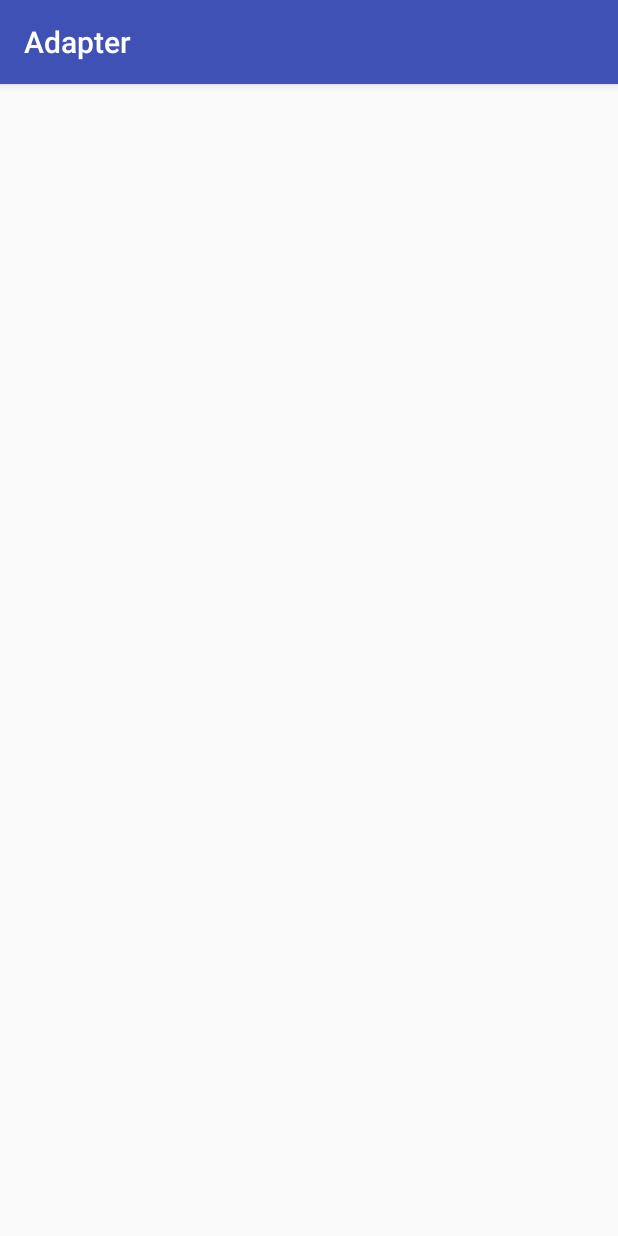
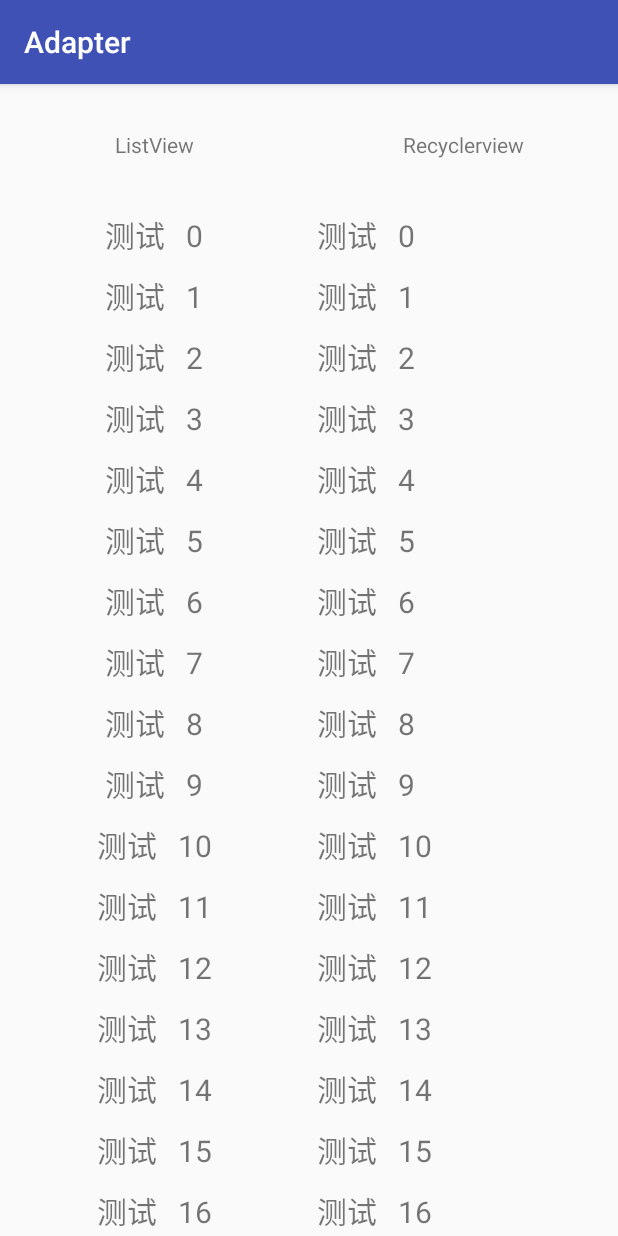
Before and after one commit to JadynAi/Adapter, an Android app: the screen it shows after launch (MainActivity), on a phone screen of 412 x 824 dp. Run offline under Robolectric (Android 15) with nearby library versions, the phone set to English and light mode, and no system bars.

Commit message:
1.0版本：增加无数据布局类；增加测试代码

```diff
--- /dev/null
+++ b/adapterloli/src/main/java/com/example/adapterloli/OnlyLayoutItemData.java
@@ -0,0 +1,15 @@
+package com.example.adapterloli;
+
+public final class OnlyLayoutItemData {
+
+    private int mLayoutId;
+
+    public OnlyLayoutItemData(int layoutId) {
+        this.mLayoutId = layoutId;
+    }
+
+    public int getLayoutId() {
+        return mLayoutId;
+    }
+
+}
--- /dev/null
+++ b/adapterloli/src/main/java/com/example/adapterloli/OnlyLayoutItemView.java
@@ -0,0 +1,37 @@
+package com.example.adapterloli;
+
+import android.app.Activity;
+import android.view.LayoutInflater;
+import android.view.View;
+import android.view.ViewGroup;
+import android.widget.FrameLayout;
+
+public class OnlyLayoutItemView extends AbsItemView<ItemBusiness, OnlyLayoutItemData> {
+
+    private FrameLayout rootLayout;
+    private Activity mActivity;
+    private int mLayoutId;
+
+    @Override
+    protected View onCreateView(Activity activity, ViewGroup parent, ItemBusiness itemBusiness) {
+        rootLayout = new FrameLayout(activity);
+        mActivity = activity;
+        return rootLayout;
+    }
+
+    @Override
+    public void showItem(OnlyLayoutItemData itemData) {
+        int layoutId = itemData.getLayoutId();
+        if (layoutId == mLayoutId) {
+            return;
+        }
+        mLayoutId = layoutId;
+        rootLayout.removeAllViews();
+        View view = LayoutInflater.from(mActivity).inflate(layoutId, rootLayout);
+        rootLayout.addView(view);
+    }
+
+    public int getLayoutId() {
+        return mLayoutId;
+    }
+}
--- a/app/build.gradle
+++ b/app/build.gradle
@@ -18,7 +18,7 @@ android {
         }
     }
     dataBinding {
-        enabled = true
+        enabled = false
     }
 }
 
@@ -31,4 +31,5 @@ dependencies {
     compile 'com.android.support.constraint:constraint-layout:1.0.2'
     testCompile 'junit:junit:4.12'
     compile 'com.android.support:recyclerview-v7:25.3.1'
+    compile project(':adapterloli')
 }
--- a/app/src/main/java/com/example/jadynai/adapter/MainActivity.java
+++ b/app/src/main/java/com/example/jadynai/adapter/MainActivity.java
@@ -2,13 +2,59 @@ package com.example.jadynai.adapter;
 
 import android.os.Bundle;
 import android.support.v7.app.AppCompatActivity;
+import android.support.v7.widget.LinearLayoutManager;
+import android.support.v7.widget.RecyclerView;
+import android.util.Log;
+import android.view.ViewConfiguration;
+import android.widget.ListView;
+
+import com.example.adapterloli.ItemsAdapter;
+import com.example.adapterloli.RecyclerAdapter;
+
+import java.util.ArrayList;
+import java.util.List;
 
 public class MainActivity extends AppCompatActivity {
 
     private static final String TAG = "MainActivity";
+    private RecyclerView mRecyclerView;
+    private ListView mListView;
+
+    private List<TestBean> mData;
+    private ItemsAdapter mListAdapter;
+    private RecyclerAdapter mRecyclerAdapter;
 
     @Override
     protected void onCreate(Bundle savedInstanceState) {
         super.onCreate(savedInstanceState);
+        setContentView(R.layout.activity_main);
+        initViews();
+    }
+
+    private void initViews() {
+        mListView = (ListView) findViewById(R.id.listView2);
+        mRecyclerView = (RecyclerView) findViewById(R.id.recyclerView3);
+        mRecyclerView.setLayoutManager(new LinearLayoutManager(this));
+
+        mListAdapter = new ItemsAdapter.Builder(this).putItemClass(TestItemView.class).build();
+        mRecyclerAdapter = new RecyclerAdapter.Builder(this).putItemClass(TestItemView.class).build();
+        mListView.setAdapter(mListAdapter);
+        mRecyclerView.setAdapter(mRecyclerAdapter);
+
+        setData();
+
+
+        Log.d(TAG, "initViews: " + ViewConfiguration.get(this).hasPermanentMenuKey());
+    }
+
+    private void setData() {
+        mData = new ArrayList<>();
+        for (int i = 0; i < 50; i++) {
+            TestBean testBean = new TestBean();
+            testBean.s = "测试   " + i;
+            mData.add(testBean);
+        }
+        mListAdapter.setData(mData);
+        mRecyclerAdapter.setData(mData);
     }
 }
--- /dev/null
+++ b/app/src/main/java/com/example/jadynai/adapter/TestBean.java
@@ -0,0 +1,14 @@
+package com.example.jadynai.adapter;
+
+/**
+ * @version:
+ * @FileDescription:
+ * @Author:jing
+ * @Since:2017/8/4
+ * @ChangeList:
+ */
+
+public class TestBean {
+
+    public String s;
+}
--- /dev/null
+++ b/app/src/main/java/com/example/jadynai/adapter/TestItemView.java
@@ -0,0 +1,35 @@
+package com.example.jadynai.adapter;
+
+import android.app.Activity;
+import android.view.LayoutInflater;
+import android.view.View;
+import android.view.ViewGroup;
+import android.widget.TextView;
+
+import com.example.adapterloli.AbsItemView;
+import com.example.adapterloli.ItemBusiness;
+
+/**
+ * @version:
+ * @FileDescription:
+ * @Author:jing
+ * @Since:2017/8/4
+ * @ChangeList:
+ */
+
+public class TestItemView extends AbsItemView<ItemBusiness, TestBean> {
+
+    private TextView mTestTv;
+
+    @Override
+    protected View onCreateView(Activity activity, ViewGroup parent, ItemBusiness itemBusiness) {
+        View view = LayoutInflater.from(activity).inflate(R.layout.item_layout, null);
+        mTestTv = findView(view, R.id.test_tv);
+        return view;
+    }
+
+    @Override
+    public void showItem(TestBean itemData) {
+        mTestTv.setText(itemData.s);
+    }
+}
--- a/app/src/main/res/layout/activity_main.xml
+++ b/app/src/main/res/layout/activity_main.xml
@@ -1,29 +1,75 @@
 <?xml version="1.0" encoding="utf-8"?>
-<layout
+<android.support.constraint.ConstraintLayout
     xmlns:android="http://schemas.android.com/apk/res/android"
     xmlns:app="http://schemas.android.com/apk/res-auto"
     xmlns:tools="http://schemas.android.com/tools"
-    >
-
-    <android.support.constraint.ConstraintLayout
     android:layout_width="match_parent"
     android:layout_height="match_parent"
     tools:context="com.example.jadynai.adapter.MainActivity">
 
+
+    <android.support.constraint.Guideline
+        android:id="@+id/guideline4"
+        android:layout_width="wrap_content"
+        android:layout_height="wrap_content"
+        android:orientation="vertical"
+        app:layout_constraintGuide_percent="0.5"
+        tools:layout_editor_absoluteX="192dp"
+        tools:layout_editor_absoluteY="0dp"/>
+
+    <android.support.v7.widget.RecyclerView
+        android:id="@+id/recyclerView3"
+        android:layout_width="0dp"
+        android:layout_height="0dp"
+        android:layout_marginBottom="0dp"
+        android:layout_marginRight="0dp"
+        android:layout_marginTop="0dp"
+        app:layout_constraintBottom_toBottomOf="parent"
+        app:layout_constraintRight_toRightOf="parent"
+        app:layout_constraintTop_toTopOf="@+id/listView2"
+        app:layout_constraintVertical_bias="0.0"
+        android:layout_marginLeft="0dp"
+        app:layout_constraintLeft_toRightOf="@+id/guideline4"/>
+
     <TextView
+        android:id="@+id/textView4"
         android:layout_width="wrap_content"
         android:layout_height="wrap_content"
         android:layout_marginBottom="8dp"
         android:layout_marginLeft="8dp"
         android:layout_marginRight="8dp"
         android:layout_marginTop="8dp"
-            android:text="@{user.name}"
+        android:text="ListView"
+        app:layout_constraintBottom_toTopOf="@+id/listView2"
+        app:layout_constraintLeft_toLeftOf="parent"
+        app:layout_constraintRight_toLeftOf="@+id/guideline4"
+        app:layout_constraintTop_toTopOf="parent"/>
+
+    <TextView
+        android:id="@+id/textView5"
+        android:layout_width="wrap_content"
+        android:layout_height="wrap_content"
+        android:layout_marginBottom="8dp"
+        android:layout_marginLeft="8dp"
+        android:layout_marginRight="8dp"
+        android:layout_marginTop="8dp"
+        android:text="Recyclerview"
+        app:layout_constraintBottom_toTopOf="@+id/recyclerView3"
+        app:layout_constraintLeft_toLeftOf="@+id/guideline4"
+        app:layout_constraintRight_toRightOf="parent"
+        app:layout_constraintTop_toTopOf="parent"/>
+
+    <ListView
+        android:id="@+id/listView2"
+        android:layout_width="0dp"
+        android:layout_height="0dp"
+        android:layout_marginTop="80dp"
+        android:dividerHeight="0dp"
+        android:divider="@null"
         app:layout_constraintBottom_toBottomOf="parent"
-            app:layout_constraintHorizontal_bias="0.378"
+        app:layout_constraintHorizontal_bias="1.0"
         app:layout_constraintLeft_toLeftOf="parent"
-            app:layout_constraintRight_toRightOf="parent"
+        app:layout_constraintRight_toLeftOf="@+id/guideline4"
         app:layout_constraintTop_toTopOf="parent"
-            app:layout_constraintVertical_bias="0.209"/>
-
+        app:layout_constraintVertical_bias="1.0"/>
 </android.support.constraint.ConstraintLayout>
-</layout>
--- /dev/null
+++ b/app/src/main/res/layout/item_layout.xml
@@ -0,0 +1,19 @@
+<?xml version="1.0" encoding="utf-8"?>
+<LinearLayout
+    xmlns:android="http://schemas.android.com/apk/res/android"
+    xmlns:tools="http://schemas.android.com/tools"
+    android:layout_width="match_parent"
+    android:layout_height="wrap_content"
+    android:orientation="vertical">
+
+    <TextView
+        android:id="@+id/test_tv"
+        android:layout_width="match_parent"
+        android:layout_height="wrap_content"
+        android:gravity="center"
+        android:padding="5dp"
+        android:textSize="20sp"
+        tools:text="asfsaf"
+        />
+
+</LinearLayout>
```
Lines whose indentation alone changed are shown as unchanged.
